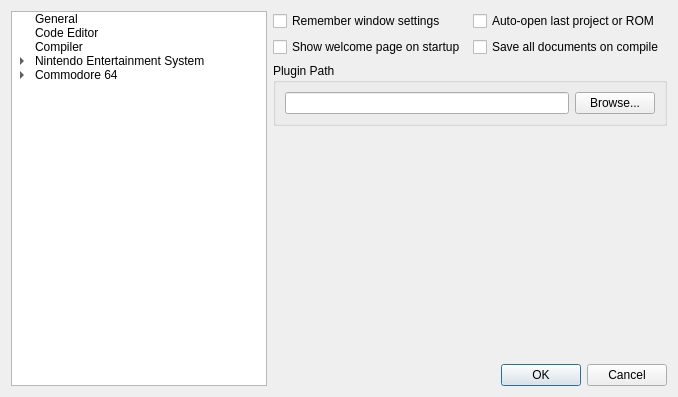
Before: the Qt Designer form apps/ide/environmentsettingsdialog.ui in christopherpow/nesicide, drawn with Qt 5.
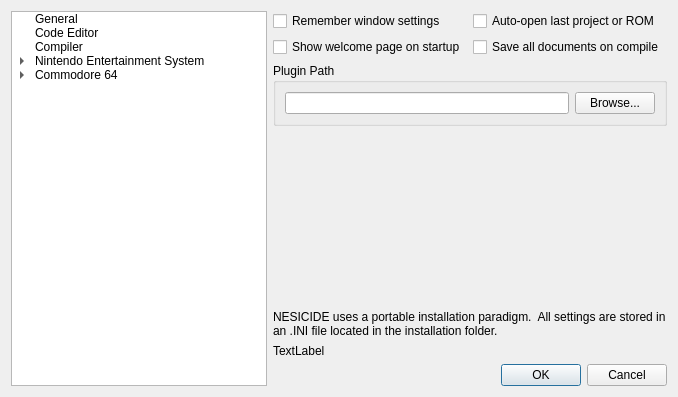
After: the same form once the commit is applied. Icons and pictures are not drawn.

```diff
--- a/apps/ide/environmentsettingsdialog.ui
+++ b/apps/ide/environmentsettingsdialog.ui
@@ -119,7 +119,17 @@
          </property>
         </widget>
        </item>
-       <item row="2" column="0" colspan="2">
+       <item row="7" column="0" colspan="2">
+        <widget class="QLabel" name="label_12">
+         <property name="text">
+          <string>NESICIDE uses a portable installation paradigm.  All settings are stored in an .INI file located in the installation folder.</string>
+         </property>
+         <property name="wordWrap">
+          <bool>true</bool>
+         </property>
+        </widget>
+       </item>
+       <item row="5" column="0" colspan="2">
         <widget class="QGroupBox" name="groupBox_2">
          <property name="title">
           <string>Plugin Path</string>
@@ -146,7 +156,7 @@
          </layout>
         </widget>
        </item>
-       <item row="3" column="0" colspan="2">
+       <item row="6" column="0" colspan="2">
         <spacer name="verticalSpacer">
          <property name="orientation">
           <enum>Qt::Vertical</enum>
@@ -159,6 +169,16 @@
          </property>
         </spacer>
        </item>
+       <item row="8" column="0" colspan="2">
+        <widget class="QLabel" name="settingsLocation">
+         <property name="text">
+          <string>TextLabel</string>
+         </property>
+         <property name="wordWrap">
+          <bool>true</bool>
+         </property>
+        </widget>
+       </item>
       </layout>
      </widget>
      <widget class="QWidget" name="codeeditor">
```
